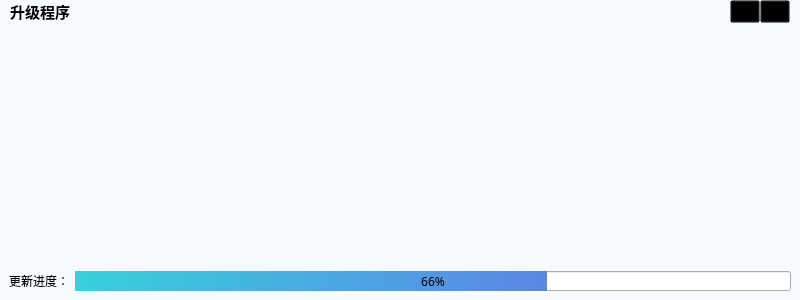
Qt form update_ui.ui (MR5356/System-assistant) before a commit.
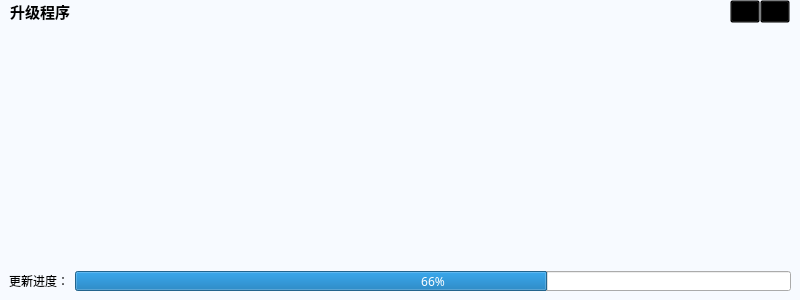
The same form after that commit.

Diff of the .ui file:
```diff
--- a/update_ui.ui
+++ b/update_ui.ui
@@ -192,7 +192,10 @@
           <enum>Qt::LeftToRight</enum>
          </property>
          <property name="styleSheet">
-          <string notr="true">QProgressBar::chunk{background:qlineargradient(spread:pad,x1:0,y1:0,x2:1,y2:0,stop:0 #36d1dc,stop:1 #5b86e5);}</string>
+                                        <string notr="true">
+                                            QProgressBar::chunk{background:qlineargradient(spread:pad,x1:0,y1:0,x2:1,y2:0,stop:0
+                                            #36d1dc,stop:1 #5b86e5);}
+                                        </string>
          </property>
          <property name="value">
           <number>66</number>
```
Left out of the diff: 10 changed lines with no effect on the pictures. Lines whose indentation alone changed are shown as unchanged.
